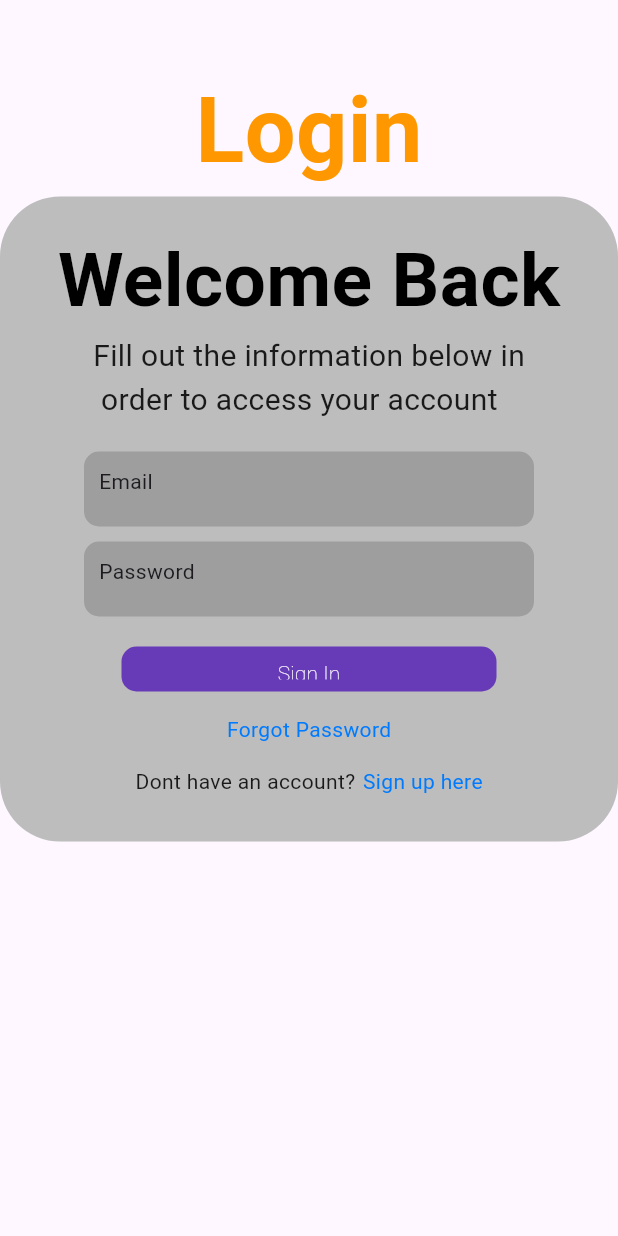
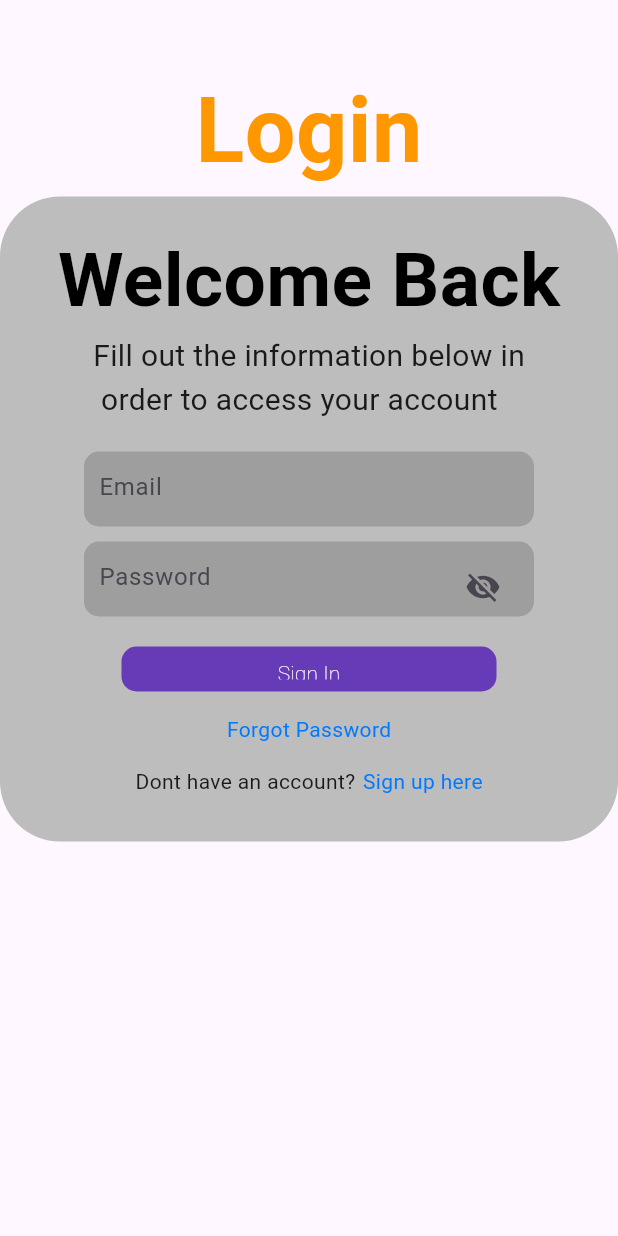
Before and after one commit to Ahmad163563/internship, a Flutter app: the screen it shows after launch, on a phone screen of 412 x 824 dp. Run offline on Flutter 3.47's test engine with Material 3 defaults, Android fonts, the phone set to English and light mode, and no system bars; our stand-ins replace cloud_firestore, curved_navigation_bar, firebase_auth, firebase_core, image_picker, shimmer and 2 more; accounts and stored records are empty.

Commit message:
some changes

```diff
--- a/lib/ai_proposal_writing/settings/login/login.dart
+++ b/lib/ai_proposal_writing/settings/login/login.dart
@@ -9,6 +9,7 @@
 }
 
 class _LoginclassState extends State<Loginclass> {
+  bool _obscurePassword = true;
   @override
   Widget build(BuildContext context) {
     return Scaffold(
@@ -46,7 +47,12 @@
                       borderRadius: BorderRadius.circular(10),
                       color:Colors.grey
                     ),
-                    child: Text('Email',),
+                    child:
+                    TextField(
+                        decoration: InputDecoration(
+                          hintText: 'Email',
+                      border: InputBorder.none
+                        ),),
                   ),
                   SizedBox(height: 10,),
                   Container(
@@ -57,7 +63,26 @@
                         borderRadius: BorderRadius.circular(10),
                         color:Colors.grey
                     ),
-                    child: Text('Password'),
+                    child:
+                    TextField(
+                      obscureText: _obscurePassword, // 🔑 hide/show password
+                      decoration: InputDecoration(
+                        hintText: 'Password',
+                        border: InputBorder.none,
+                        suffixIcon: IconButton(
+                          icon: Icon(
+                            _obscurePassword
+                                ? Icons.visibility_off  // eye closed
+                                : Icons.visibility,     // eye open
+                          ),
+                          onPressed: () {
+                            setState(() {
+                              _obscurePassword = !_obscurePassword; // toggle state
+                            });
+                          },
+                        ),
+                      ),
+                  ),
                   ),
                   SizedBox(height: 20,),
                   Container(
```
